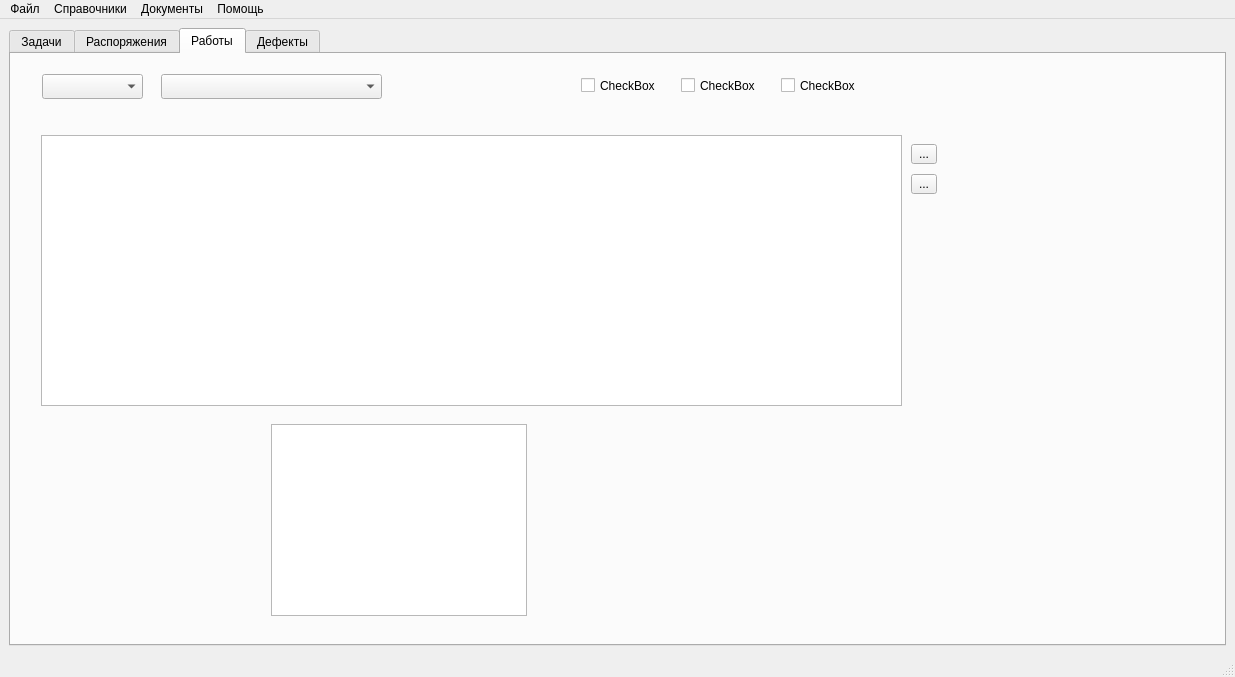
Above: mainwindow.ui from Balyaev-D-A/MFDB before the change. Below: the same form after it.
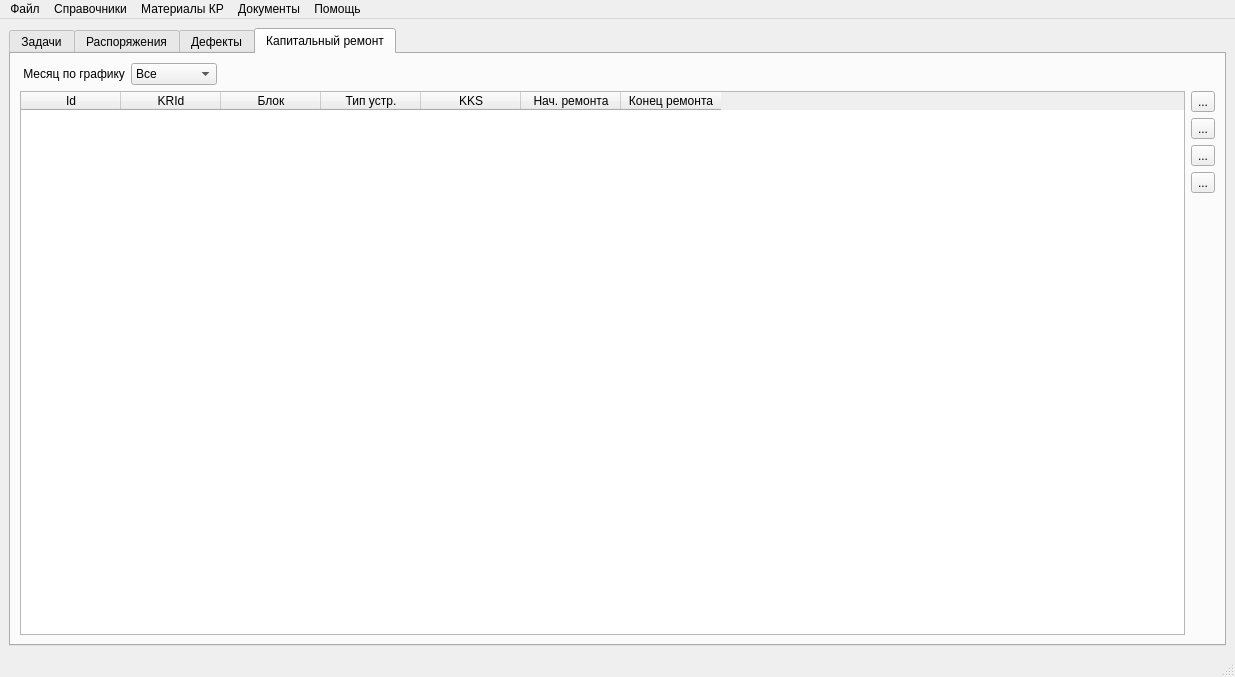
That is the form after the change. Icons and pictures are not drawn. Custom widgets are drawn as their Qt base class.

Diff of the .ui file:
```diff
--- a/mainwindow.ui
+++ b/mainwindow.ui
@@ -359,116 +359,6 @@
         </item>
        </layout>
       </widget>
-      <widget class="QWidget" name="tab">
-       <attribute name="title">
-        <string>Работы</string>
-       </attribute>
-       <widget class="QCheckBox" name="checkBox">
-        <property name="geometry">
-         <rect>
-          <x>570</x>
-          <y>20</y>
-          <width>81</width>
-          <height>23</height>
-         </rect>
-        </property>
-        <property name="text">
-         <string>CheckBox</string>
-        </property>
-       </widget>
-       <widget class="QCheckBox" name="checkBox_2">
-        <property name="geometry">
-         <rect>
-          <x>670</x>
-          <y>20</y>
-          <width>81</width>
-          <height>23</height>
-         </rect>
-        </property>
-        <property name="text">
-         <string>CheckBox</string>
-        </property>
-       </widget>
-       <widget class="QCheckBox" name="checkBox_3">
-        <property name="geometry">
-         <rect>
-          <x>770</x>
-          <y>20</y>
-          <width>81</width>
-          <height>23</height>
-         </rect>
-        </property>
-        <property name="text">
-         <string>CheckBox</string>
-        </property>
-       </widget>
-       <widget class="QComboBox" name="comboBox">
-        <property name="geometry">
-         <rect>
-          <x>150</x>
-          <y>20</y>
-          <width>221</width>
-          <height>25</height>
-         </rect>
-        </property>
-       </widget>
-       <widget class="QComboBox" name="comboBox_2">
-        <property name="geometry">
-         <rect>
-          <x>31</x>
-          <y>20</y>
-          <width>101</width>
-          <height>25</height>
-         </rect>
-        </property>
-       </widget>
-       <widget class="QTableWidget" name="tableWidget">
-        <property name="geometry">
-         <rect>
-          <x>30</x>
-          <y>81</y>
-          <width>861</width>
-          <height>271</height>
-         </rect>
-        </property>
-       </widget>
-       <widget class="QToolButton" name="toolButton_3">
-        <property name="geometry">
-         <rect>
-          <x>900</x>
-          <y>90</y>
-          <width>26</width>
-          <height>20</height>
-         </rect>
-        </property>
-        <property name="text">
-         <string>...</string>
-        </property>
-       </widget>
-       <widget class="QToolButton" name="toolButton_4">
-        <property name="geometry">
-         <rect>
-          <x>900</x>
-          <y>120</y>
-          <width>26</width>
-          <height>20</height>
-         </rect>
-        </property>
-        <property name="text">
-         <string>...</string>
-        </property>
-       </widget>
-       <widget class="QListWidget" name="listWidget">
-        <property name="geometry">
-         <rect>
-          <x>260</x>
-          <y>370</y>
-          <width>256</width>
-          <height>192</height>
-         </rect>
-        </property>
-       </widget>
-      </widget>
       <widget class="QWidget" name="defectsTab">
        <attribute name="title">
         <string>Дефекты</string>
@@ -682,6 +572,234 @@
         </item>
        </layout>
       </widget>
+      <widget class="QWidget" name="tab">
+       <attribute name="title">
+        <string>Капитальный ремонт</string>
+       </attribute>
+       <layout class="QVBoxLayout" name="verticalLayout_8">
+        <item>
+         <layout class="QHBoxLayout" name="horizontalLayout_9">
+          <item>
+           <widget class="QLabel" name="label_2">
+            <property name="text">
+             <string> Месяц по графику</string>
+            </property>
+           </widget>
+          </item>
+          <item>
+           <widget class="QComboBox" name="krMonthBox">
+            <item>
+             <property name="text">
+              <string>Все</string>
+             </property>
+            </item>
+            <item>
+             <property name="text">
+              <string>Январь</string>
+             </property>
+            </item>
+            <item>
+             <property name="text">
+              <string>Февраль</string>
+             </property>
+            </item>
+            <item>
+             <property name="text">
+              <string>Март</string>
+             </property>
+            </item>
+            <item>
+             <property name="text">
+              <string>Апрель</string>
+             </property>
+            </item>
+            <item>
+             <property name="text">
+              <string>Май</string>
+             </property>
+            </item>
+            <item>
+             <property name="text">
+              <string>Июнь</string>
+             </property>
+            </item>
+            <item>
+             <property name="text">
+              <string>Июль</string>
+             </property>
+            </item>
+            <item>
+             <property name="text">
+              <string>Август</string>
+             </property>
+            </item>
+            <item>
+             <property name="text">
+              <string>Сентябрь</string>
+             </property>
+            </item>
+            <item>
+             <property name="text">
+              <string>Октябрь</string>
+             </property>
+            </item>
+            <item>
+             <property name="text">
+              <string>Ноябрь</string>
+             </property>
+            </item>
+            <item>
+             <property name="text">
+              <string>Декабрь</string>
+             </property>
+            </item>
+           </widget>
+          </item>
+          <item>
+           <spacer name="horizontalSpacer_4">
+            <property name="orientation">
+             <enum>Qt::Horizontal</enum>
+            </property>
+            <property name="sizeHint" stdset="0">
+             <size>
+              <width>40</width>
+              <height>20</height>
+             </size>
+            </property>
+           </spacer>
+          </item>
+         </layout>
+        </item>
+        <item>
+         <layout class="QHBoxLayout" name="horizontalLayout_10">
+          <item>
+           <widget class="QTableWidget" name="krTable">
+            <column>
+             <property name="text">
+              <string>Id</string>
+             </property>
+            </column>
+            <column>
+             <property name="text">
+              <string>KRId</string>
+             </property>
+            </column>
+            <column>
+             <property name="text">
+              <string>Блок</string>
+             </property>
+            </column>
+            <column>
+             <property name="text">
+              <string>Тип устр.</string>
+             </property>
+            </column>
+            <column>
+             <property name="text">
+              <string>KKS</string>
+             </property>
+            </column>
+            <column>
+             <property name="text">
+              <string>Нач. ремонта</string>
+             </property>
+            </column>
+            <column>
+             <property name="text">
+              <string>Конец ремонта</string>
+             </property>
+            </column>
+           </widget>
+          </item>
+          <item>
+           <layout class="QVBoxLayout" name="verticalLayout_7">
+            <item>
+             <widget class="QToolButton" name="updateKRButton">
+              <property name="text">
+               <string>...</string>
+              </property>
+              <property name="icon">
+               <iconset resource="resource.qrc">
+                <normaloff>:/icons/refresh.png</normaloff>:/icons/refresh.png</iconset>
+              </property>
+              <property name="iconSize">
+               <size>
+                <width>32</width>
+                <height>32</height>
+               </size>
+              </property>
+             </widget>
+            </item>
+            <item>
+             <widget class="QToolButton" name="addKRButton">
+              <property name="text">
+               <string>...</string>
+              </property>
+              <property name="icon">
+               <iconset resource="resource.qrc">
+                <normaloff>:/icons/add.png</normaloff>:/icons/add.png</iconset>
+              </property>
+              <property name="iconSize">
+               <size>
+                <width>32</width>
+                <height>32</height>
+               </size>
+              </property>
+             </widget>
+            </item>
+            <item>
+             <widget class="QToolButton" name="editKRButton">
+              <property name="text">
+               <string>...</string>
+              </property>
+              <property name="icon">
+               <iconset resource="resource.qrc">
+                <normaloff>:/icons/edit.png</normaloff>:/icons/edit.png</iconset>
+              </property>
+              <property name="iconSize">
+               <size>
+                <width>32</width>
+                <height>32</height>
+               </size>
+              </property>
+             </widget>
+            </item>
+            <item>
+             <widget class="QToolButton" name="deleteKRButton">
+              <property name="text">
+               <string>...</string>
+              </property>
+              <property name="icon">
+               <iconset resource="resource.qrc">
+                <normaloff>:/icons/delete.png</normaloff>:/icons/delete.png</iconset>
+              </property>
+              <property name="iconSize">
+               <size>
+                <width>32</width>
+                <height>32</height>
+               </size>
+              </property>
+             </widget>
+            </item>
+            <item>
+             <spacer name="verticalSpacer_4">
+              <property name="orientation">
+               <enum>Qt::Vertical</enum>
+              </property>
+              <property name="sizeHint" stdset="0">
+               <size>
+                <width>20</width>
+                <height>40</height>
+               </size>
+              </property>
+             </spacer>
+            </item>
+           </layout>
+          </item>
+         </layout>
+        </item>
+       </layout>
+      </widget>
      </widget>
     </item>
    </layout>
@@ -735,8 +853,17 @@
     </property>
     <addaction name="aAbout"/>
    </widget>
+   <widget class="QMenu" name="menu_6">
+    <property name="title">
+     <string>Материалы КР</string>
+    </property>
+    <addaction name="action"/>
+    <addaction name="action_2"/>
+    <addaction name="action_3"/>
+   </widget>
    <addaction name="menu"/>
    <addaction name="menu_2"/>
+   <addaction name="menu_6"/>
    <addaction name="menu_4"/>
    <addaction name="menu_5"/>
   </widget>
```
Left out of the diff: 17 changed lines with no effect on the pictures.
